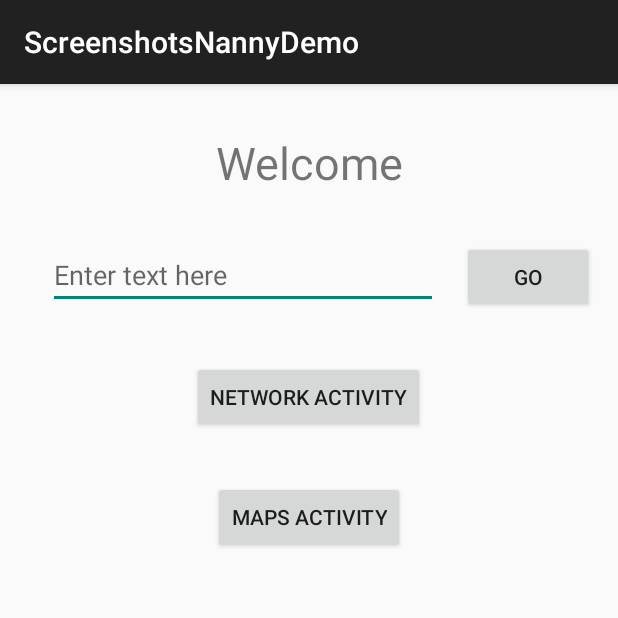
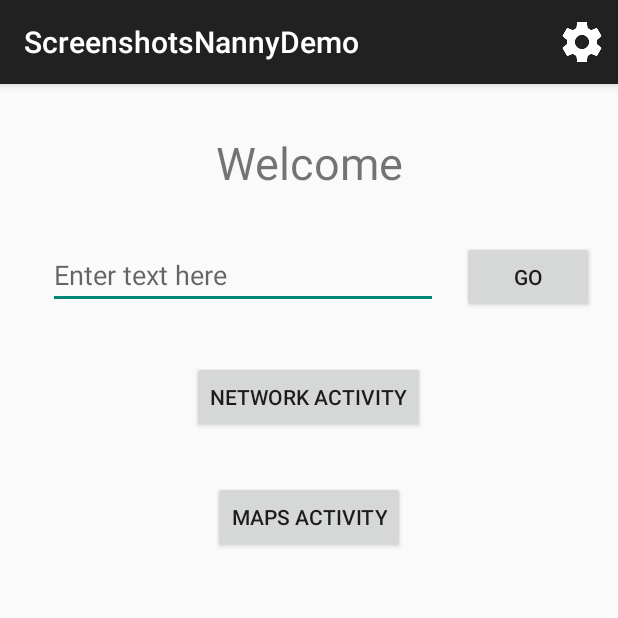
Before and after one commit to thyrlian/ScreenshotsNanny, an Android app: the screen it shows after launch (MainActivity), on a phone screen of 412 x 824 dp, the top half of it. Run offline under Robolectric (Android 15) with nearby library versions, the phone set to English and light mode, and no system bars.

```diff
--- a/demo/src/main/java/com/basgeekball/screenshotsnanny/demo/activities/MainActivity.java
+++ b/demo/src/main/java/com/basgeekball/screenshotsnanny/demo/activities/MainActivity.java
@@ -2,6 +2,9 @@ package com.basgeekball.screenshotsnanny.demo.activities;
 
 import android.os.Bundle;
 import android.support.v7.app.AppCompatActivity;
+import android.view.Menu;
+import android.view.MenuInflater;
+import android.view.MenuItem;
 import android.view.View;
 import android.widget.Button;
 import android.widget.EditText;
@@ -38,4 +41,22 @@ public class MainActivity extends AppCompatActivity {
             }
         });
     }
+
+    @Override
+    public boolean onCreateOptionsMenu(Menu menu) {
+        MenuInflater inflater = getMenuInflater();
+        inflater.inflate(R.menu.main, menu);
+        return true;
+    }
+
+    @Override
+    public boolean onOptionsItemSelected(MenuItem item) {
+        switch (item.getItemId()) {
+            case R.id.action_settings:
+                startActivity(SettingsActivity.createIntent(MainActivity.this));
+                return true;
+            default:
+                return super.onOptionsItemSelected(item);
+        }
+    }
 }
--- /dev/null
+++ b/demo/src/main/res/menu/main.xml
@@ -0,0 +1,11 @@
+<?xml version="1.0" encoding="utf-8"?>
+<menu xmlns:android="http://schemas.android.com/apk/res/android"
+    xmlns:app="http://schemas.android.com/apk/res-auto">
+
+    <item
+        android:id="@+id/action_settings"
+        android:icon="@drawable/ic_settings"
+        android:title="@string/menu_action_settings"
+        app:showAsAction="always" />
+
+</menu>
--- /dev/null
+++ b/demo/src/main/res/values-v21/styles.xml
@@ -0,0 +1,9 @@
+<resources>>
+
+    <style name="AppTheme.NoActionBar">
+        <item name="windowActionBar">false</item>
+        <item name="windowNoTitle">true</item>
+        <item name="android:windowDrawsSystemBarBackgrounds">true</item>
+        <item name="android:statusBarColor">@android:color/transparent</item>
+    </style>
+</resources>
--- a/demo/src/main/res/values/dimens.xml
+++ b/demo/src/main/res/values/dimens.xml
@@ -5,4 +5,5 @@
     <dimen name="widget_horizontal_margin">8dp</dimen>
     <dimen name="user_image_size">18dp</dimen>
     <dimen name="user_name_size">24sp</dimen>
+    <dimen name="fab_margin">16dp</dimen>
 </resources>
--- a/demo/src/main/res/values/strings.xml
+++ b/demo/src/main/res/values/strings.xml
@@ -7,6 +7,7 @@
     <string name="button_network">Network Activity</string>
     <string name="button_maps">Maps Activity</string>
     <string name="type_hint">Enter text here</string>
+    <string name="menu_action_settings">Settings</string>
 
     <!-- SecondActivity -->
     <string name="title_activity_second">SecondActivity</string>
@@ -23,5 +24,7 @@
     <string name="edit_text_lat_hint">Latitude</string>
     <string name="edit_text_lng_hint">Longitude</string>
 
-
+    <!-- SettingsActivity -->
+    <string name="title_activity_settings">SettingsActivity</string>
+    <string name="message_settings_saved">Settings have been saved successfully.</string>
 </resources>
--- a/demo/src/main/res/values/styles.xml
+++ b/demo/src/main/res/values/styles.xml
@@ -5,4 +5,13 @@
         <!-- Customize your theme here. -->
     </style>
 
+    <style name="AppTheme.NoActionBar">
+        <item name="windowActionBar">false</item>
+        <item name="windowNoTitle">true</item>
+    </style>
+
+    <style name="AppTheme.AppBarOverlay" parent="ThemeOverlay.AppCompat.Dark.ActionBar" />
+
+    <style name="AppTheme.PopupOverlay" parent="ThemeOverlay.AppCompat.Light" />
+
 </resources>
```
Also changed, not shown: demo/src/main/AndroidManifest.xml (+10 -9 lines), demo/src/main/java/com/basgeekball/screenshotsnanny/demo/activities/SettingsActivity.java (added, +36 -0 lines), demo/src/main/res/layout/activity_settings.xml (added, +34 -0 lines), demo/src/main/res/layout/content_settings.xml (added, +15 -0 lines), demo/src/main/res/drawable/ic_settings.png (added), 1 other file.
